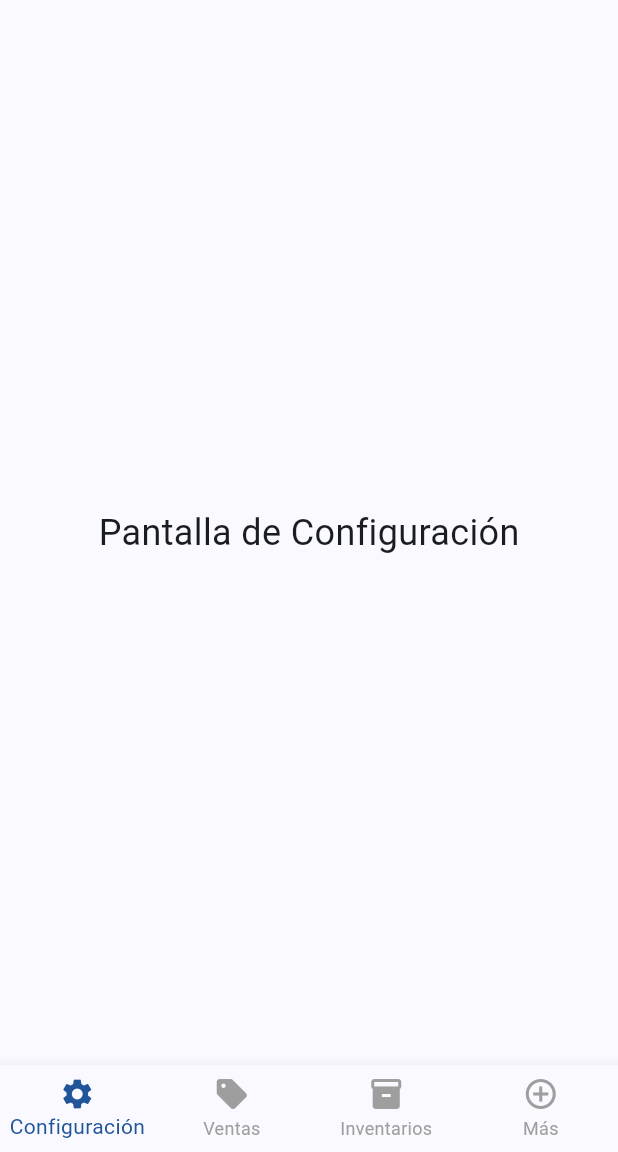
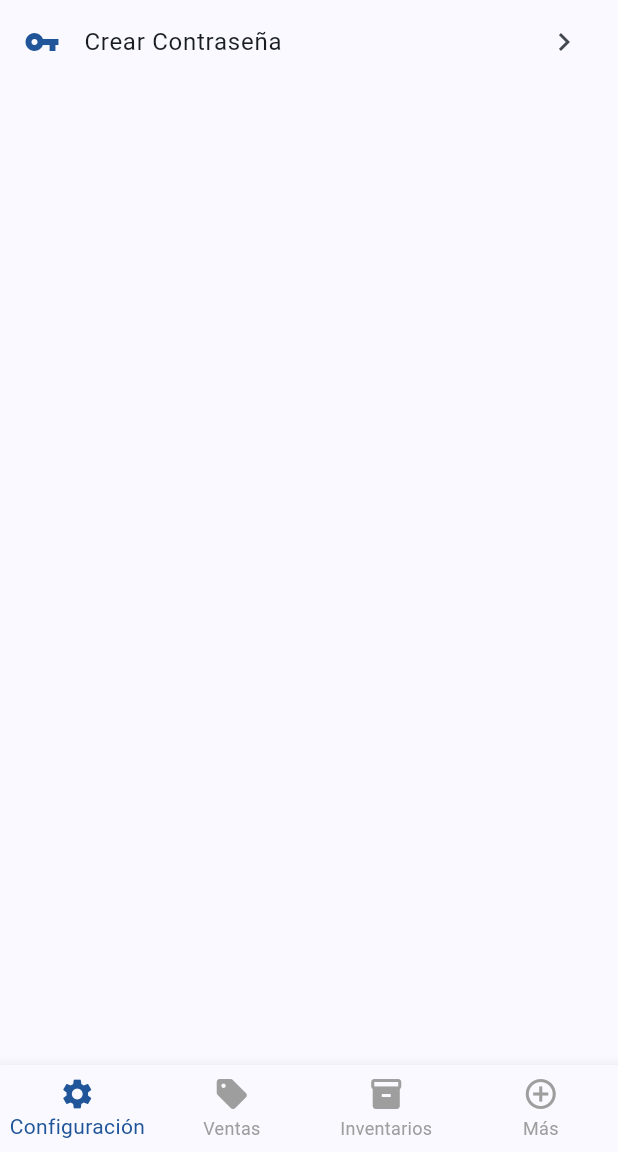
Before and after one commit to pinponross/openclaw_test, a Flutter app: the PrincipalScreen screen opened directly, on a phone screen of 412 x 824 dp, the part 84-1236 px from its top. Run offline on Flutter 3.47's test engine with Material 3 defaults, Android fonts, the phone set to English and light mode, and no system bars.

Commit message:
refactor: move 'Crear Contraseña' ListView from ConfigAppScreen to PrincipalScreen Config Tab

```diff
--- a/lib/config_app_screen.dart
+++ b/lib/config_app_screen.dart
@@ -21,10 +21,6 @@ class _ConfigAppScreenState extends State<ConfigAppScreen> {
   final List<String> _dbOptions = [
     'Fierro y Lamina',
     'DEIMAN',
-  ];
-
-  final List<Map<String, dynamic>> _configItems = [
-    {'title': 'Crear Contraseña', 'icon': Icons.vpn_key},
   ];
 
   @override
@@ -147,24 +143,8 @@ class _ConfigAppScreenState extends State<ConfigAppScreen> {
               contentPadding: EdgeInsets.zero,
               activeColor: Theme.of(context).colorScheme.primary,
             ),
-            const SizedBox(height: 10),
 
-            // ListView de opciones adicionales
-            Expanded(
-              child: ListView.builder(
-                itemCount: _configItems.length,
-                itemBuilder: (context, index) {
-                  return ListTile(
-                    leading: Icon(_configItems[index]['icon'], color: Theme.of(context).colorScheme.primary),
-                    title: Text(_configItems[index]['title']),
-                    trailing: const Icon(Icons.chevron_right),
-                    onTap: () {
-                      // Lógica futura para cada item
-                    },
-                  );
-                },
-              ),
-            ),
+            const Spacer(),
 
             // Botones
             Row(
--- a/lib/principal_screen.dart
+++ b/lib/principal_screen.dart
@@ -11,11 +11,37 @@ class PrincipalScreen extends StatefulWidget {
 class _PrincipalScreenState extends State<PrincipalScreen> {
   int _selectedIndex = 0;
 
-  static const List<Widget> _widgetOptions = <Widget>[
-    Center(child: Text('Pantalla de Configuración', style: TextStyle(fontSize: 24))),
-    Center(child: Text('Pantalla de Ventas', style: TextStyle(fontSize: 24))),
-    Center(child: Text('Pantalla de Inventarios', style: TextStyle(fontSize: 24))),
+  final List<Map<String, dynamic>> _configItems = [
+    {'title': 'Crear Contraseña', 'icon': Icons.vpn_key},
   ];
+
+  late final List<Widget> _widgetOptions;
+
+  @override
+  void initState() {
+    super.initState();
+    _widgetOptions = <Widget>[
+      _buildConfigTab(),
+      const Center(child: Text('Pantalla de Ventas', style: TextStyle(fontSize: 24))),
+      const Center(child: Text('Pantalla de Inventarios', style: TextStyle(fontSize: 24))),
+    ];
+  }
+
+  Widget _buildConfigTab() {
+    return ListView.builder(
+      itemCount: _configItems.length,
+      itemBuilder: (context, index) {
+        return ListTile(
+          leading: Icon(_configItems[index]['icon'], color: Theme.of(context).colorScheme.primary),
+          title: Text(_configItems[index]['title']),
+          trailing: const Icon(Icons.chevron_right),
+          onTap: () {
+            // Lógica futura para cada item
+          },
+        );
+      },
+    );
+  }
 
   void _onItemTapped(int index) {
     if (index == 3) {
```
